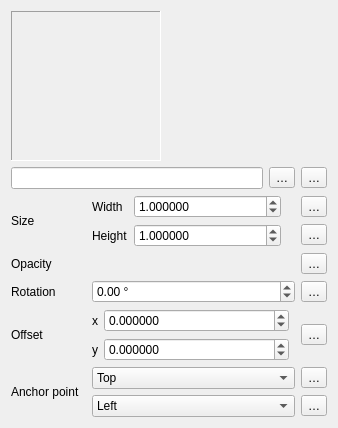
This is src/ui/symbollayer/widget_rastermarker.ui in qgis/QGIS as Qt 5 draws it before an edit. The edited form follows.
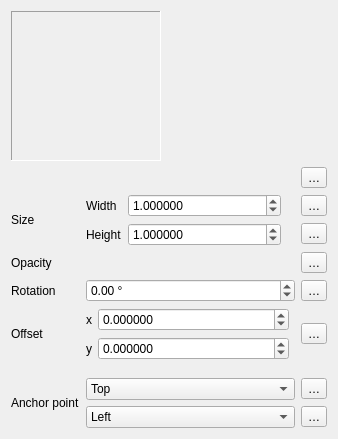
This is the edited form. Custom widgets are drawn as their Qt base class.

Commit message:
[FEATURE] Raster image marker can have images set to remote URLS or as embedded files
Just like the SVG marker, raster markers can now be set to use
HTTP(s) URLs or have files directly embedded inside the
symbol itself.

Patch:
```diff
--- a/src/ui/symbollayer/widget_rastermarker.ui
+++ b/src/ui/symbollayer/widget_rastermarker.ui
@@ -7,155 +7,21 @@
     <x>0</x>
     <y>0</y>
     <width>338</width>
-    <height>419</height>
+    <height>439</height>
    </rect>
   </property>
   <property name="windowTitle">
    <string>Form</string>
   </property>
   <layout class="QGridLayout" name="gridLayout_2">
-   <item row="4" column="3">
-    <widget class="QgsPropertyOverrideButton" name="mRotationDDBtn">
+   <item row="10" column="0" rowspan="2">
+    <widget class="QLabel" name="mAnchorPointLabel">
      <property name="text">
-      <string>…</string>
+      <string>Anchor point</string>
      </property>
     </widget>
    </item>
-   <item row="1" column="0" colspan="3">
-    <layout class="QHBoxLayout" name="horizontalLayout">
-     <item>
-      <widget class="QLineEdit" name="mImageLineEdit"/>
-     </item>
-     <item>
-      <widget class="QToolButton" name="mBrowseToolButton">
-       <property name="text">
-        <string>…</string>
-       </property>
-      </widget>
-     </item>
-    </layout>
-   </item>
-   <item row="2" column="3">
-    <layout class="QVBoxLayout" name="verticalLayout">
-     <item>
-      <widget class="QgsPropertyOverrideButton" name="mWidthDDBtn">
-       <property name="text">
-        <string>…</string>
-       </property>
-      </widget>
-     </item>
-     <item>
-      <widget class="QgsPropertyOverrideButton" name="mHeightDDBtn">
-       <property name="text">
-        <string>…</string>
-       </property>
-      </widget>
-     </item>
-    </layout>
-   </item>
-   <item row="7" column="2">
-    <layout class="QGridLayout" name="gridLayout">
-     <item row="0" column="0">
-      <widget class="QLabel" name="label_2">
-       <property name="text">
-        <string>x</string>
-       </property>
-      </widget>
-     </item>
-     <item row="0" column="1">
-      <widget class="QgsDoubleSpinBox" name="mSpinOffsetX">
-       <property name="sizePolicy">
-        <sizepolicy hsizetype="Minimum" vsizetype="Fixed">
-         <horstretch>1</horstretch>
-         <verstretch>0</verstretch>
-        </sizepolicy>
-       </property>
-       <property name="decimals">
-        <number>6</number>
-       </property>
-       <property name="minimum">
-        <double>-99999999.989999994635582</double>
-       </property>
-       <property name="maximum">
-        <double>99999999.989999994635582</double>
-       </property>
-       <property name="singleStep">
-        <double>0.200000000000000</double>
-       </property>
-      </widget>
-     </item>
-     <item row="0" column="2" rowspan="2">
-      <widget class="QgsUnitSelectionWidget" name="mOffsetUnitWidget" native="true">
-       <property name="minimumSize">
-        <size>
-         <width>0</width>
-         <height>0</height>
-        </size>
-       </property>
-       <property name="focusPolicy">
-        <enum>Qt::StrongFocus</enum>
-       </property>
-      </widget>
-     </item>
-     <item row="1" column="0">
-      <widget class="QLabel" name="label_4">
-       <property name="text">
-        <string>y</string>
-       </property>
-      </widget>
-     </item>
-     <item row="1" column="1">
-      <widget class="QgsDoubleSpinBox" name="mSpinOffsetY">
-       <property name="sizePolicy">
-        <sizepolicy hsizetype="Minimum" vsizetype="Fixed">
-         <horstretch>1</horstretch>
-         <verstretch>0</verstretch>
-        </sizepolicy>
-       </property>
-       <property name="decimals">
-        <number>6</number>
-       </property>
-       <property name="minimum">
-        <double>-99999999.989999994635582</double>
-       </property>
-       <property name="maximum">
-        <double>99999999.989999994635582</double>
-       </property>
-       <property name="singleStep">
-        <double>0.200000000000000</double>
-       </property>
-      </widget>
-     </item>
-    </layout>
-   </item>
-   <item row="7" column="3">
-    <widget class="QgsPropertyOverrideButton" name="mOffsetDDBtn">
-     <property name="text">
-      <string>…</string>
-     </property>
-    </widget>
-   </item>
-   <item row="8" column="0">
-    <spacer name="verticalSpacer">
-     <property name="orientation">
-      <enum>Qt::Vertical</enum>
-     </property>
-     <property name="sizeHint" stdset="0">
-      <size>
-       <width>20</width>
-       <height>40</height>
-      </size>
-     </property>
-    </spacer>
-   </item>
-   <item row="2" column="0">
-    <widget class="QLabel" name="mTextureWidthLabel">
-     <property name="text">
-      <string>Size</string>
-     </property>
-    </widget>
-   </item>
-   <item row="0" column="0" colspan="4">
+   <item row="0" column="0" colspan="3">
     <layout class="QHBoxLayout" name="horizontalLayout_4">
      <property name="topMargin">
       <number>0</number>
@@ -206,107 +72,96 @@
      </item>
     </layout>
    </item>
-   <item row="4" column="2">
-    <widget class="QgsDoubleSpinBox" name="mRotationSpinBox">
-     <property name="sizePolicy">
-      <sizepolicy hsizetype="Preferred" vsizetype="Fixed">
-       <horstretch>0</horstretch>
-       <verstretch>0</verstretch>
-      </sizepolicy>
+   <item row="9" column="0">
+    <spacer name="verticalSpacer">
+     <property name="orientation">
+      <enum>Qt::Vertical</enum>
      </property>
-     <property name="wrapping">
-      <bool>true</bool>
+     <property name="sizeHint" stdset="0">
+      <size>
+       <width>20</width>
+       <height>40</height>
+      </size>
      </property>
-     <property name="suffix">
-      <string> °</string>
-     </property>
-     <property name="minimum">
-      <double>-360.000000000000000</double>
-     </property>
-     <property name="maximum">
-      <double>360.000000000000000</double>
-     </property>
-     <property name="singleStep">
-      <double>0.500000000000000</double>
-     </property>
-    </widget>
+    </spacer>
    </item>
-   <item row="7" column="0">
-    <widget class="QLabel" name="label_7">
-     <property name="text">
-      <string>Offset</string>
-     </property>
-     <property name="buddy">
-      <cstring>mSpinOffsetX</cstring>
-     </property>
-    </widget>
+   <item row="8" column="1">
+    <layout class="QGridLayout" name="gridLayout">
+     <item row="0" column="0">
+      <widget class="QLabel" name="label_2">
+       <property name="text">
+        <string>x</string>
+       </property>
+      </widget>
+     </item>
+     <item row="0" column="1">
+      <widget class="QgsDoubleSpinBox" name="mSpinOffsetX">
+       <property name="sizePolicy">
+        <sizepolicy hsizetype="Minimum" vsizetype="Fixed">
+         <horstretch>1</horstretch>
+         <verstretch>0</verstretch>
+        </sizepolicy>
+       </property>
+       <property name="decimals">
+        <number>6</number>
+       </property>
+       <property name="minimum">
+        <double>-99999999.989999994635582</double>
+       </property>
+       <property name="maximum">
+        <double>99999999.989999994635582</double>
+       </property>
+       <property name="singleStep">
+        <double>0.200000000000000</double>
+       </property>
+      </widget>
+     </item>
+     <item row="0" column="2" rowspan="2">
+      <widget class="QgsUnitSelectionWidget" name="mOffsetUnitWidget" native="true">
+       <property name="minimumSize">
+        <size>
+         <width>0</width>
+         <height>0</height>
+        </size>
+       </property>
+       <property name="focusPolicy">
+        <enum>Qt::StrongFocus</enum>
+       </property>
+      </widget>
+     </item>
+     <item row="1" column="0">
+      <widget class="QLabel" name="label_4">
+       <property name="text">
+        <string>y</string>
+       </property>
+      </widget>
+     </item>
+     <item row="1" column="1">
+      <widget class="QgsDoubleSpinBox" name="mSpinOffsetY">
+       <property name="sizePolicy">
+        <sizepolicy hsizetype="Minimum" vsizetype="Fixed">
+         <horstretch>1</horstretch>
+         <verstretch>0</verstretch>
+        </sizepolicy>
+       </property>
+       <property name="decimals">
+        <number>6</number>
+       </property>
+       <property name="minimum">
+        <double>-99999999.989999994635582</double>
+       </property>
+       <property name="maximum">
+        <double>99999999.989999994635582</double>
+       </property>
+       <property name="singleStep">
+        <double>0.200000000000000</double>
+       </property>
+      </widget>
+     </item>
+    </layout>
    </item>
-   <item row="2" column="2">
+   <item row="3" column="1">
     <layout class="QGridLayout" name="gridLayout_3">
-     <item row="0" column="0">
-      <widget class="QLabel" name="label_10">
-       <property name="text">
-        <string>Width</string>
-       </property>
-      </widget>
-     </item>
-     <item row="0" column="1">
-      <widget class="QgsDoubleSpinBox" name="mWidthSpinBox">
-       <property name="sizePolicy">
-        <sizepolicy hsizetype="MinimumExpanding" vsizetype="Fixed">
-         <horstretch>0</horstretch>
-         <verstretch>0</verstretch>
-        </sizepolicy>
-       </property>
-       <property name="decimals">
-        <number>6</number>
-       </property>
-       <property name="maximum">
-        <double>100000.000000000000000</double>
-       </property>
-       <property name="singleStep">
-        <double>0.200000000000000</double>
-       </property>
-       <property name="value">
-        <double>1.000000000000000</double>
-       </property>
-       <property name="showClearButton" stdset="0">
-        <bool>false</bool>
-       </property>
-      </widget>
-     </item>
-     <item row="1" column="0">
-      <widget class="QLabel" name="label_11">
-       <property name="text">
-        <string>Height</string>
-       </property>
-      </widget>
-     </item>
-     <item row="1" column="1">
-      <widget class="QgsDoubleSpinBox" name="mHeightSpinBox">
-       <property name="sizePolicy">
-        <sizepolicy hsizetype="MinimumExpanding" vsizetype="Fixed">
-         <horstretch>0</horstretch>
-         <verstretch>0</verstretch>
-        </sizepolicy>
-       </property>
-       <property name="decimals">
-        <number>6</number>
-       </property>
-       <property name="maximum">
-        <double>100000.000000000000000</double>
-       </property>
-       <property name="singleStep">
-        <double>0.200000000000000</double>
-       </property>
-       <property name="value">
-        <double>1.000000000000000</double>
-       </property>
-       <property name="showClearButton" stdset="0">
-        <bool>false</bool>
-       </property>
-      </widget>
-     </item>
      <item row="0" column="2" rowspan="2">
       <layout class="QHBoxLayout" name="_2">
        <property name="leftMargin">
@@ -339,6 +194,70 @@
        </item>
       </layout>
      </item>
+     <item row="0" column="0">
+      <widget class="QLabel" name="label_10">
+       <property name="text">
+        <string>Width</string>
+       </property>
+      </widget>
+     </item>
+     <item row="0" column="1">
+      <widget class="QgsDoubleSpinBox" name="mWidthSpinBox">
+       <property name="sizePolicy">
+        <sizepolicy hsizetype="MinimumExpanding" vsizetype="Fixed">
+         <horstretch>0</horstretch>
+         <verstretch>0</verstretch>
+        </sizepolicy>
+       </property>
+       <property name="decimals">
+        <number>6</number>
+       </property>
+       <property name="maximum">
+        <double>100000.000000000000000</double>
+       </property>
+       <property name="singleStep">
+        <double>0.200000000000000</double>
+       </property>
+       <property name="value">
+        <double>1.000000000000000</double>
+       </property>
+       <property name="showClearButton" stdset="0">
+        <bool>false</bool>
+       </property>
+      </widget>
+     </item>
+     <item row="1" column="1">
+      <widget class="QgsDoubleSpinBox" name="mHeightSpinBox">
+       <property name="sizePolicy">
+        <sizepolicy hsizetype="MinimumExpanding" vsizetype="Fixed">
+         <horstretch>0</horstretch>
+         <verstretch>0</verstretch>
+        </sizepolicy>
+       </property>
+       <property name="decimals">
+        <number>6</number>
+       </property>
+       <property name="maximum">
+        <double>100000.000000000000000</double>
+       </property>
+       <property name="singleStep">
+        <double>0.200000000000000</double>
+       </property>
+       <property name="value">
+        <double>1.000000000000000</double>
+       </property>
+       <property name="showClearButton" stdset="0">
+        <bool>false</bool>
+       </property>
+      </widget>
+     </item>
+     <item row="1" column="0">
+      <widget class="QLabel" name="label_11">
+       <property name="text">
+        <string>Height</string>
+       </property>
+      </widget>
+     </item>
      <item row="0" column="3" rowspan="2">
       <widget class="QgsUnitSelectionWidget" name="mSizeUnitWidget" native="true">
        <property name="minimumSize">
@@ -354,7 +273,33 @@
      </item>
     </layout>
    </item>
-   <item row="4" column="0">
+   <item row="11" column="1">
+    <widget class="QComboBox" name="mHorizontalAnchorComboBox">
+     <item>
+      <property name="text">
+       <string>Left</string>
+      </property>
+     </item>
+     <item>
+      <property name="text">
+       <string>HCenter</string>
+      </property>
+     </item>
+     <item>
+      <property name="text">
+       <string>Right</string>
+      </property>
+     </item>
+    </widget>
+   </item>
+   <item row="10" column="2">
+    <widget class="QgsPropertyOverrideButton" name="mVerticalAnchorDDBtn">
+     <property name="text">
+      <string>…</string>
+     </property>
+    </widget>
+   </item>
+   <item row="5" column="0">
     <widget class="QLabel" name="mRotationLabel">
      <property name="text">
       <string>Rotation</string>
@@ -364,42 +309,74 @@
      </property>
     </widget>
    </item>
-   <item row="1" column="3">
+   <item row="1" column="2">
     <widget class="QgsPropertyOverrideButton" name="mFilenameDDBtn">
      <property name="text">
       <string>…</string>
      </property>
     </widget>
    </item>
+   <item row="8" column="2">
+    <widget class="QgsPropertyOverrideButton" name="mOffsetDDBtn">
+     <property name="text">
+      <string>…</string>
+     </property>
+    </widget>
+   </item>
+   <item row="1" column="0" colspan="2">
+    <widget class="QgsImageSourceLineEdit" name="mImageSourceLineEdit" native="true">
+     <property name="focusPolicy">
+      <enum>Qt::StrongFocus</enum>
+     </property>
+    </widget>
+   </item>
+   <item row="4" column="1">
+    <widget class="QgsOpacityWidget" name="mOpacityWidget" native="true">
+     <property name="focusPolicy">
+      <enum>Qt::StrongFocus</enum>
+     </property>
+    </widget>
+   </item>
    <item row="3" column="0">
+    <widget class="QLabel" name="mTextureWidthLabel">
+     <property name="text">
+      <string>Size</string>
+     </property>
+    </widget>
+   </item>
+   <item row="4" column="0">
     <widget class="QLabel" name="label">
      <property name="text">
       <string>Opacity</string>
      </property>
     </widget>
    </item>
+   <item row="11" column="2">
+    <widget class="QgsPropertyOverrideButton" name="mHorizontalAnchorDDBtn">
+     <property name="text">
+      <string>…</string>
+     </property>
+    </widget>
+   </item>
    <item row="3" column="2">
-    <widget class="QgsOpacityWidget" name="mOpacityWidget" native="true">
-     <property name="focusPolicy">
-      <enum>Qt::StrongFocus</enum>
-     </property>
-    </widget>
+    <layout class="QVBoxLayout" name="verticalLayout">
+     <item>
+      <widget class="QgsPropertyOverrideButton" name="mWidthDDBtn">
+       <property name="text">
+        <string>…</string>
+       </property>
+      </widget>
+     </item>
+     <item>
+      <widget class="QgsPropertyOverrideButton" name="mHeightDDBtn">
+       <property name="text">
+        <string>…</string>
+       </property>
+      </widget>
+     </item>
+    </layout>
    </item>
-   <item row="3" column="3">
-    <widget class="QgsPropertyOverrideButton" name="mOpacityDDBtn">
-     <property name="text">
-      <string>…</string>
-     </property>
-    </widget>
-   </item>
-   <item row="9" column="0" rowspan="2">
-    <widget class="QLabel" name="mAnchorPointLabel">
-     <property name="text">
-      <string>Anchor point</string>
-     </property>
-    </widget>
-   </item>
-   <item row="9" column="2">
+   <item row="10" column="1">
     <widget class="QComboBox" name="mVerticalAnchorComboBox">
      <item>
       <property name="text">
@@ -418,34 +395,50 @@
      </item>
     </widget>
    </item>
-   <item row="9" column="3">
-    <widget class="QgsPropertyOverrideButton" name="mVerticalAnchorDDBtn">
+   <item row="5" column="2">
+    <widget class="QgsPropertyOverrideButton" name="mRotationDDBtn">
      <property name="text">
       <string>…</string>
      </property>
     </widget>
    </item>
-   <item row="10" column="2">
-    <widget class="QComboBox" name="mHorizontalAnchorComboBox">
-     <item>
-      <property name="text">
-       <string>Left</string>
-      </property>
-     </item>
-     <item>
-      <property name="text">
-       <string>HCenter</string>
-      </property>
-     </item>
-     <item>
-      <property name="text">
-       <string>Right</string>
-      </property>
-     </item>
+   <item row="8" column="0">
+    <widget class="QLabel" name="label_7">
+     <property name="text">
+      <string>Offset</string>
+     </property>
+     <property name="buddy">
+      <cstring>mSpinOffsetX</cstring>
+     </property>
     </widget>
    </item>
-   <item row="10" column="3">
-    <widget class="QgsPropertyOverrideButton" name="mHorizontalAnchorDDBtn">
+   <item row="5" column="1">
+    <widget class="QgsDoubleSpinBox" name="mRotationSpinBox">
+     <property name="sizePolicy">
+      <sizepolicy hsizetype="Preferred" vsizetype="Fixed">
+       <horstretch>0</horstretch>
+       <verstretch>0</verstretch>
+      </sizepolicy>
+     </property>
+     <property name="wrapping">
+      <bool>true</bool>
+     </property>
+     <property name="suffix">
+      <string> °</string>
+     </property>
+     <property name="minimum">
+      <double>-360.000000000000000</double>
+     </property>
+     <property name="maximum">
+      <double>360.000000000000000</double>
+     </property>
+     <property name="singleStep">
+      <double>0.500000000000000</double>
+     </property>
+    </widget>
+   </item>
+   <item row="4" column="2">
+    <widget class="QgsPropertyOverrideButton" name="mOpacityDDBtn">
      <property name="text">
       <string>…</string>
      </property>
@@ -454,33 +447,39 @@
   </layout>
  </widget>
  <customwidgets>
-  <customwidget>
-   <class>QgsPropertyOverrideButton</class>
-   <extends>QToolButton</extends>
-   <header>qgspropertyoverridebutton.h</header>
-  </customwidget>
   <customwidget>
    <class>QgsDoubleSpinBox</class>
    <extends>QDoubleSpinBox</extends>
    <header>qgsdoublespinbox.h</header>
   </customwidget>
+  <customwidget>
+   <class>QgsPropertyOverrideButton</class>
+   <extends>QToolButton</extends>
+   <header>qgspropertyoverridebutton.h</header>
+  </customwidget>
   <customwidget>
    <class>QgsUnitSelectionWidget</class>
    <extends>QWidget</extends>
    <header>qgsunitselectionwidget.h</header>
    <container>1</container>
   </customwidget>
-  <customwidget>
-   <class>QgsOpacityWidget</class>
-   <extends>QWidget</extends>
-   <header>qgsopacitywidget.h</header>
-   <container>1</container>
-  </customwidget>
   <customwidget>
    <class>QgsRatioLockButton</class>
    <extends>QWidget</extends>
    <header>qgsratiolockbutton.h</header>
   </customwidget>
+  <customwidget>
+   <class>QgsOpacityWidget</class>
+   <extends>QWidget</extends>
+   <header>qgsopacitywidget.h</header>
+   <container>1</container>
+  </customwidget>
+  <customwidget>
+   <class>QgsImageSourceLineEdit</class>
+   <extends>QWidget</extends>
+   <header>qgsfilecontentsourcelineedit.h</header>
+   <container>1</container>
+  </customwidget>
  </customwidgets>
  <tabstops>
   <tabstop>mImageLineEdit</tabstop>
```
Left out of the diff: 12 changed lines with no effect on the pictures. The commit also changes 2 other files.
